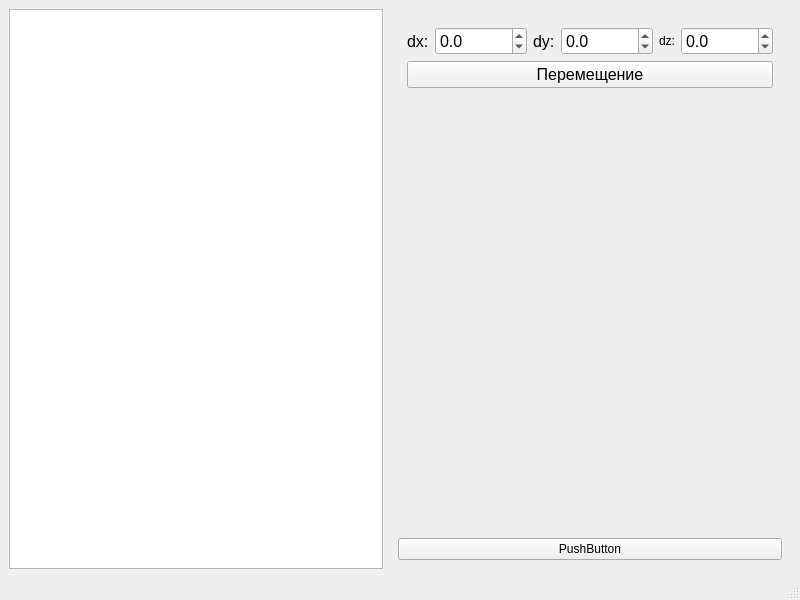
Old version of the form gui/mainWindow.ui in the repository CakeForKit/cg_cp.
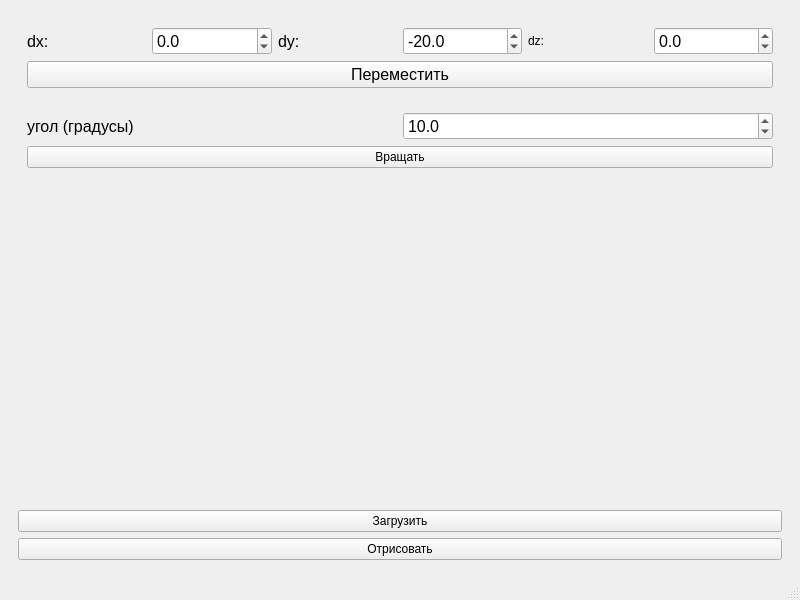
New version of the form.

Diff of the .ui file:
```diff
--- a/gui/mainWindow.ui
+++ b/gui/mainWindow.ui
@@ -14,11 +14,8 @@
    <string>MainWindow</string>
   </property>
   <widget class="QWidget" name="centralwidget">
-   <layout class="QHBoxLayout" name="horizontalLayout">
-    <item>
-     <widget class="QGraphicsView" name="graphicsView"/>
-    </item>
-    <item>
+   <layout class="QGridLayout" name="gridLayout">
+    <item row="0" column="1">
      <widget class="QWidget" name="widget" native="true">
       <layout class="QVBoxLayout" name="verticalLayout_2">
        <item>
@@ -105,6 +102,9 @@
               <property name="singleStep">
                <double>10.000000000000000</double>
               </property>
+              <property name="value">
+               <double>-20.000000000000000</double>
+              </property>
              </widget>
             </item>
             <item>
@@ -148,7 +148,69 @@
              </font>
             </property>
             <property name="text">
-             <string>Перемещение</string>
+             <string>Переместить</string>
+            </property>
+           </widget>
+          </item>
+         </layout>
+        </widget>
+       </item>
+       <item>
+        <widget class="QWidget" name="widget_3" native="true">
+         <layout class="QVBoxLayout" name="verticalLayout">
+          <item>
+           <layout class="QHBoxLayout" name="horizontalLayout_2">
+            <item>
+             <widget class="QLabel" name="label_14">
+              <property name="sizePolicy">
+               <sizepolicy hsizetype="Minimum" vsizetype="Preferred">
+                <horstretch>0</horstretch>
+                <verstretch>0</verstretch>
+               </sizepolicy>
+              </property>
+              <property name="font">
+               <font>
+                <pointsize>12</pointsize>
+               </font>
+              </property>
+              <property name="text">
+               <string>угол (градусы)</string>
+              </property>
+             </widget>
+            </item>
+            <item>
+             <widget class="QDoubleSpinBox" name="angle_dsp">
+              <property name="font">
+               <font>
+                <pointsize>12</pointsize>
+               </font>
+              </property>
+              <property name="frame">
+               <bool>true</bool>
+              </property>
+              <property name="decimals">
+               <number>1</number>
+              </property>
+              <property name="minimum">
+               <double>-10000.000000000000000</double>
+              </property>
+              <property name="maximum">
+               <double>10000.000000000000000</double>
+              </property>
+              <property name="singleStep">
+               <double>10.000000000000000</double>
+              </property>
+              <property name="value">
+               <double>10.000000000000000</double>
+              </property>
+             </widget>
+            </item>
+           </layout>
+          </item>
+          <item>
+           <widget class="QPushButton" name="rotateModelBtn">
+            <property name="text">
+             <string>Вращать</string>
             </property>
            </widget>
           </item>
@@ -171,7 +233,14 @@
        <item>
         <widget class="QPushButton" name="pushButton">
          <property name="text">
-          <string>PushButton</string>
+          <string>Загрузить</string>
+         </property>
+        </widget>
+       </item>
+       <item>
+        <widget class="QPushButton" name="drawBtn">
+         <property name="text">
+          <string>Отрисовать</string>
          </property>
         </widget>
        </item>
```
Left out of the diff: 11 changed lines with no effect on the pictures.
